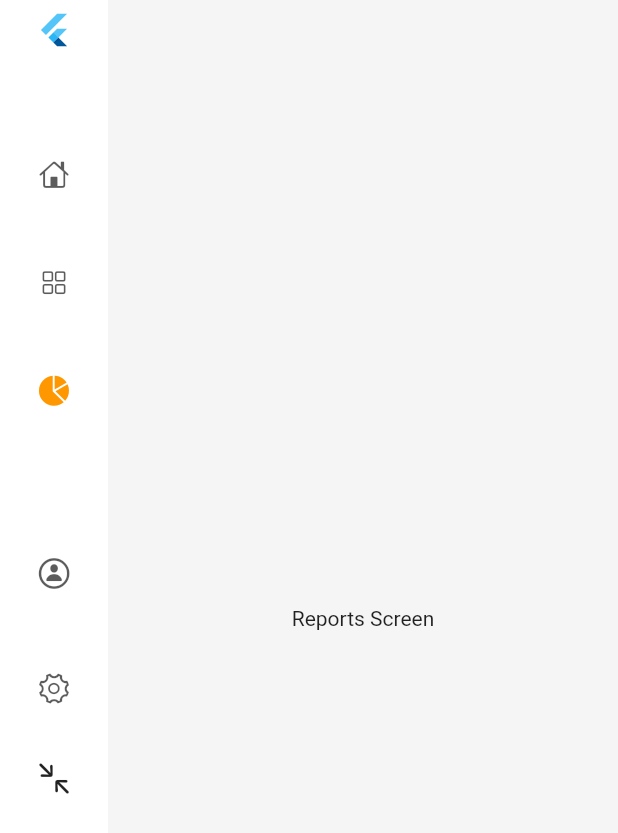
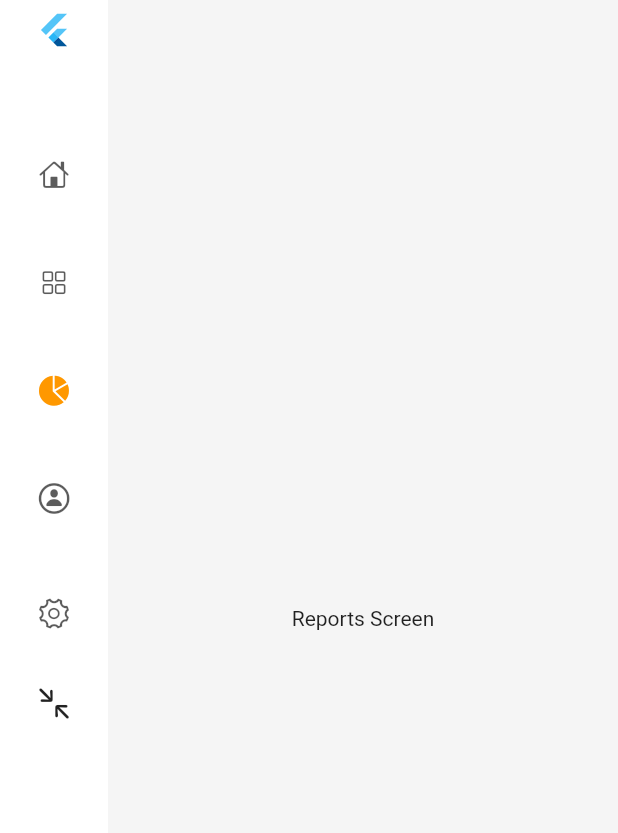
Before and after one commit to Richmond-Nunoo/restaurant-ui, a Flutter app: the screen it shows after launch, after a tap on "Sales", after a tap on "Reports", on a phone screen of 412 x 824 dp. Shown: the top 833 px of the screen. Run offline on Flutter 3.47's test engine with Material 2 defaults, Android fonts, the phone set to English and light mode, and no system bars; missing offline and left inert: window_manager; statements that could not run were skipped.

Commit message:
screenshots added

```diff
--- a/lib/main.dart
+++ b/lib/main.dart
@@ -1,11 +1,6 @@
 import 'package:flutter/material.dart';
 import 'package:pharmacy_pos/views/home_page.dart';
 import 'package:window_manager/window_manager.dart';
-
-enum AppTheme {
-  light,
-  dark,
-}
 
 void main() async {
   WidgetsFlutterBinding.ensureInitialized();
@@ -18,9 +13,10 @@ void main() async {
     backgroundColor: Colors.transparent,
     skipTaskbar: false,
     titleBarStyle: TitleBarStyle.normal,
-      alwaysOnTop: true,
+    alwaysOnTop: false,
     windowButtonVisibility: true,
-      title: "Restaurant UI");
+    title: "Restaurant UI",
+  );
   windowManager.waitUntilReadyToShow(windowOptions, () async {
     await windowManager.show();
     await windowManager.focus();
--- a/lib/views/home_page.dart
+++ b/lib/views/home_page.dart
@@ -214,7 +214,7 @@ class _HomeScreenState extends State<HomeScreen> with WindowListener {
                         color: Colors.orange,
                       ),
                       label: Text("Reports"),
-                      padding: EdgeInsets.only(top: 0, bottom: 50),
+                      padding: EdgeInsets.only(top: 0, bottom: 0),
                     ),
                     NavigationRailDestination(
                       icon: Icon(CupertinoIcons.person_circle),
--- a/lib/widgets/order_summary.dart
+++ b/lib/widgets/order_summary.dart
@@ -45,7 +45,7 @@ class OrderSummary extends StatelessWidget {
                             "Discounted Sales",
                             style: TextStyle(fontSize: 12),
                           ),
-                          Text("\$37.61")
+                          Text("-\$5.00")
                         ],
                       ),
                       Row(
@@ -55,7 +55,7 @@ class OrderSummary extends StatelessWidget {
                             "Total Sales Tax",
                             style: TextStyle(fontSize: 12),
                           ),
-                          Text("\$37.61")
+                          Text("\$2.25")
                         ],
                       ),
                     ],
@@ -75,7 +75,10 @@ class OrderSummary extends StatelessWidget {
                         "Total ",
                         style: TextStyle(fontWeight: FontWeight.bold),
                       ),
-                      Text("\$37.61")
+                      Text(
+                        "\$34.86",
+                        style: TextStyle(fontWeight: FontWeight.bold),
+                      )
                     ],
                   ),
                 ),
```
Also changed, not shown: lib/widgets/order_card.dart (+6 -5 lines), 4 other files. Lines whose indentation alone changed are shown as unchanged.
